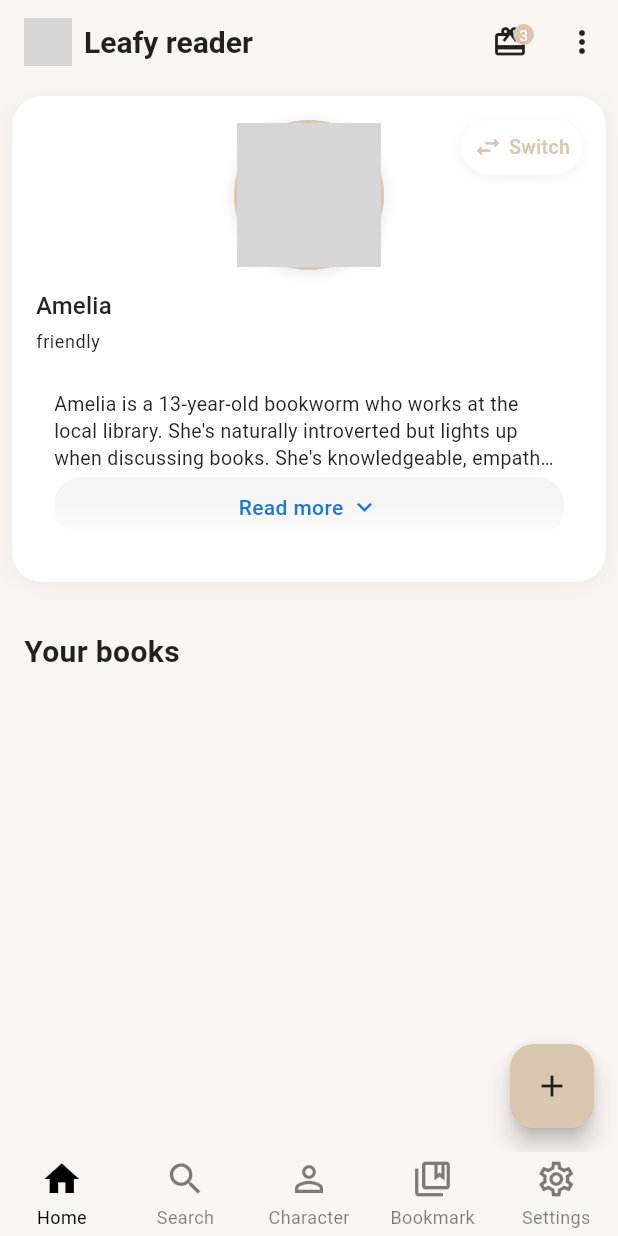
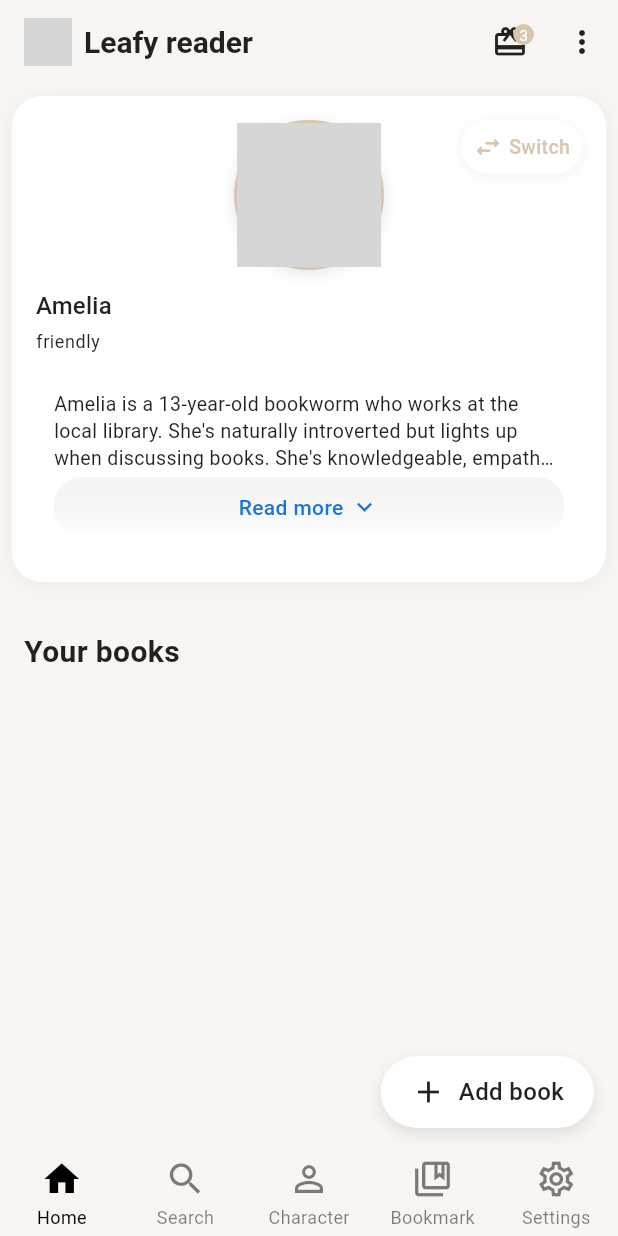
Before and after one commit to kiyo9w/ReadLeaf, a Flutter app: the screen it shows after launch, on a phone screen of 412 x 824 dp. Run offline on Flutter 3.47's test engine with Material 3 defaults, Android fonts, the phone set to English and light mode, and no system bars; drawn by our look-alikes of persistent_bottom_nav_bar_v2; our stand-ins replace bloc, connectivity_plus, device_info_plus, dio, equatable, file_picker and 26 more; missing offline and left inert: epubx, external_path, flutter_facebook_auth, flutter_inappwebview, pdfrx; accounts and stored records are empty; network calls fail; grey boxes are pictures that could not be loaded.

Commit message:
better floating action buttons design for home screen also

```diff
--- a/lib/screens/home_screen.dart
+++ b/lib/screens/home_screen.dart
@@ -407,9 +407,30 @@ class HomeScreenState extends State<HomeScreen> {
               ],
             ),
           ),
-          floatingActionButton: FloatingActionButton(
-            heroTag: 'add_book_fab',
-            onPressed: () async {
+          floatingActionButton: Column(
+            mainAxisSize: MainAxisSize.min,
+            children: [
+              Material(
+                color: Colors.transparent,
+                child: Container(
+                  decoration: BoxDecoration(
+                    color: Theme.of(context).colorScheme.surface,
+                    borderRadius: BorderRadius.circular(32),
+                    boxShadow: [
+                      BoxShadow(
+                        color: Colors.black.withOpacity(0.1),
+                        blurRadius: 8,
+                        offset: const Offset(0, 4),
+                      ),
+                    ],
+                  ),
+                  child: InkWell(
+                    borderRadius: BorderRadius.circular(32),
+                    splashColor:
+                        Theme.of(context).primaryColor.withOpacity(0.1),
+                    highlightColor:
+                        Theme.of(context).primaryColor.withOpacity(0.05),
+                    onTap: () async {
                       final filePath = await FileUtils.picker();
                       if (filePath != null) {
                         if (mounted) {
@@ -417,7 +438,30 @@ class HomeScreenState extends State<HomeScreen> {
                         }
                       }
                     },
-            child: const Icon(Icons.add),
+                    child: Container(
+                      padding: const EdgeInsets.symmetric(
+                          horizontal: 20, vertical: 12),
+                      child: Row(
+                        mainAxisSize: MainAxisSize.min,
+                        children: [
+                          Icon(Icons.add,
+                              color: Theme.of(context).colorScheme.onSurface),
+                          const SizedBox(width: 8),
+                          Text(
+                            'Add book',
+                            style: TextStyle(
+                              color: Theme.of(context).colorScheme.onSurface,
+                              fontSize: 16,
+                              fontWeight: FontWeight.w500,
+                            ),
+                          ),
+                        ],
+                      ),
+                    ),
+                  ),
+                ),
+              ),
+            ],
           ),
         );
       },
```
Also changed, not shown: lib/screens/character_screen.dart (+49 -18 lines). Lines whose indentation alone changed are shown as unchanged.
